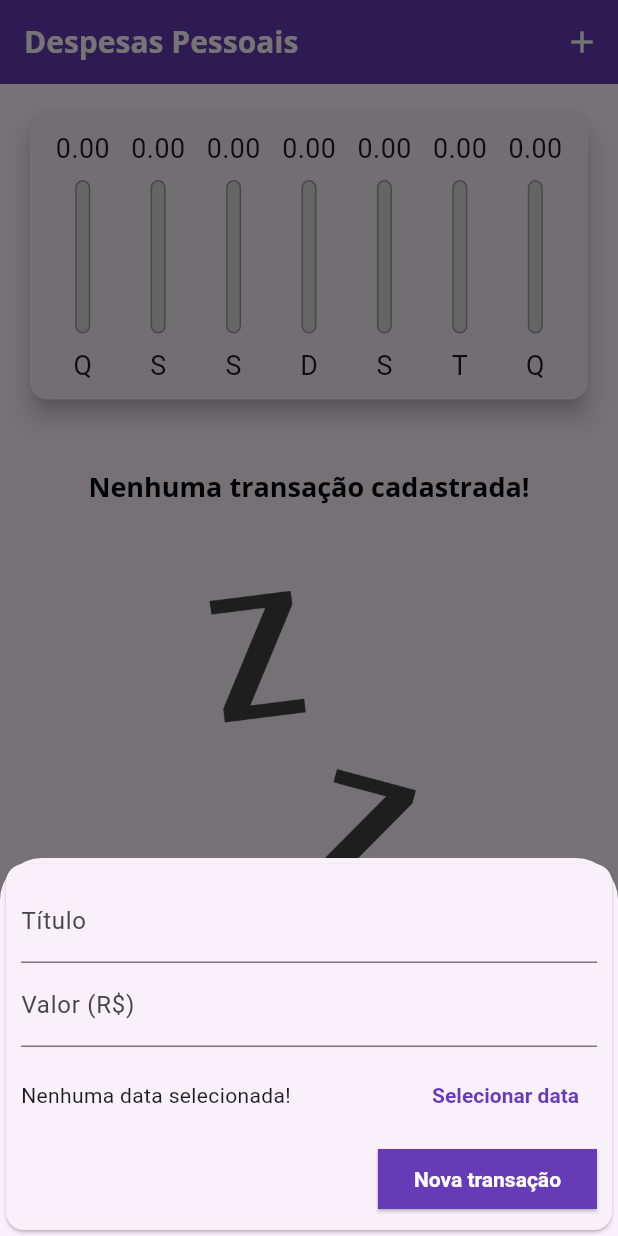
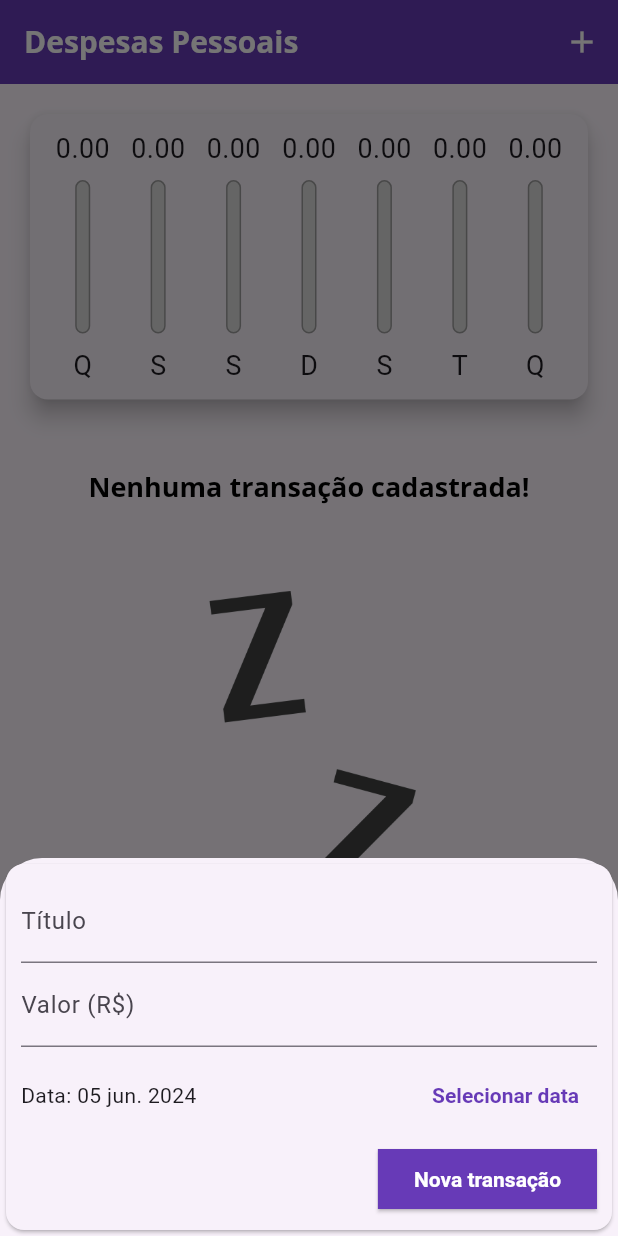
Before and after one commit to tarcisiomesquita/expenses_app, a Flutter app: the screen it shows after launch, after a tap on the "add" icon, on a phone screen of 412 x 824 dp. Run offline on Flutter 3.47's test engine with Material 3 defaults, Android fonts, the phone set to English and light mode, and no system bars.

Commit message:
adicionando adaptabilidade ao selecionador de data e extração do componente item de transação

```diff
--- /dev/null
+++ b/lib/components/adaptative_date_picker.dart
@@ -0,0 +1,64 @@
+import 'dart:io';
+
+import 'package:expenses_app/models/format_intl.dart';
+import 'package:flutter/cupertino.dart';
+import 'package:flutter/material.dart';
+
+class AdaptativeDatePicker extends StatelessWidget {
+  final DateTime selectedDate;
+  final void Function(DateTime) onDateChanged;
+
+  const AdaptativeDatePicker({
+    required this.selectedDate,
+    required this.onDateChanged,
+    super.key,
+  });
+
+  void _showDatePicker(BuildContext context) {
+    showDatePicker(
+      context: context,
+      initialDate: DateTime.now(),
+      firstDate: DateTime(2024),
+      lastDate: DateTime.now(),
+    ).then(
+      (pickedDate) {
+        if (pickedDate == null) {
+          return;
+        }
+        onDateChanged(pickedDate);
+      },
+    );
+  }
+
+  @override
+  Widget build(BuildContext context) {
+    return Platform.isIOS
+        ? SizedBox(
+            height: 100,
+            child: CupertinoDatePicker(
+                mode: CupertinoDatePickerMode.date,
+                initialDateTime: DateTime.now(),
+                minimumDate: DateTime(2024),
+                maximumDate: DateTime.now(),
+                onDateTimeChanged: onDateChanged),
+          )
+        : Padding(
+            padding: const EdgeInsets.symmetric(vertical: 8),
+            child: Row(
+              children: [
+                selectedDate == null
+                    ? const Text('Nenhuma data selecionada!')
+                    : Text('Data: ${formatDate(selectedDate)}'),
+                const Spacer(),
+                TextButton(
+                  onPressed: () => _showDatePicker(context),
+                  style: Theme.of(context).textButtonTheme.style,
+                  child: const Text(
+                    'Selecionar data',
+                  ),
+                )
+              ],
+            ),
+          );
+  }
+}
--- a/lib/components/transaction_form.dart
+++ b/lib/components/transaction_form.dart
@@ -1,4 +1,5 @@
 import 'package:expenses_app/components/adaptative_button.dart';
+import 'package:expenses_app/components/adaptative_date_picker.dart';
 import 'package:expenses_app/components/adaptative_text_field.dart';
 import 'package:flutter/material.dart';
 
@@ -28,23 +29,6 @@ class _TransactionFormState extends State<TransactionForm> {
     widget.onSubmit(title, value, _selectedDate);
   }
 
-  void _showDatePicker() {
-    showDatePicker(
-      context: context,
-      firstDate: DateTime(2024),
-      lastDate: DateTime.now(),
-    ).then(
-      (pickedDate) {
-        if (pickedDate == null) {
-          return;
-        }
-        setState(() {
-          _selectedDate = pickedDate;
-        });
-      },
-    );
-  }
-
   @override
   Widget build(BuildContext context) {
     return LayoutBuilder(builder: (context, constraints) {
@@ -68,22 +52,32 @@ class _TransactionFormState extends State<TransactionForm> {
                 label: 'Valor (R\$)',
                 onSubmitted: (_) => _submitForm(),
               ),
-              Padding(
-                padding: const EdgeInsets.symmetric(vertical: 8),
-                child: Row(
-                  children: [
-                    const Text('Nenhuma data selecionada!'),
-                    const Spacer(),
-                    TextButton(
-                      onPressed: _showDatePicker,
-                      style: Theme.of(context).textButtonTheme.style,
-                      child: const Text(
-                        'Selecionar data',
-                      ),
-                    )
-                  ],
+              AdaptativeDatePicker(
+                selectedDate: _selectedDate,
+                onDateChanged: (newDate) => setState(
+                  () {
+                    _selectedDate = newDate;
+                  },
                 ),
               ),
+              // Padding(
+              //   padding: const EdgeInsets.symmetric(vertical: 8),
+              //   child: Row(
+              //     children: [
+              //       _selectedDate == null
+              //           ? Text('Data:  $_selectedDate')
+              //           : const Text('Nenhuma data selecionada!'),
+              //       const Spacer(),
+              //       TextButton(
+              //         onPressed: _showDatePicker,
+              //         style: Theme.of(context).textButtonTheme.style,
+              //         child: const Text(
+              //           'Selecionar data',
+              //         ),
+              //       )
+              //     ],
+              //   ),
+              // ),
               Row(
                 mainAxisAlignment: MainAxisAlignment.end,
                 children: [
```
Also changed, not shown: lib/components/transaction_item.dart (added, +56 -0 lines), lib/components/transaction_list.dart (+2 -40 lines).
